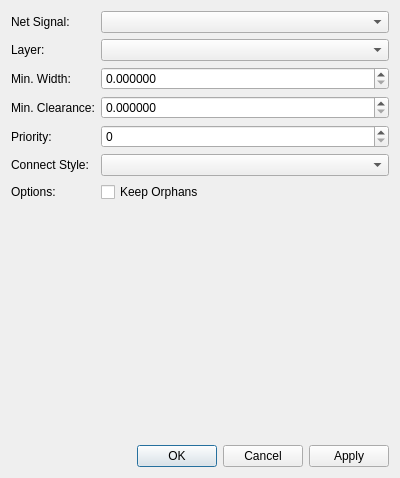
Before: the Qt Designer form libs/librepcb/projecteditor/boardeditor/boardplanepropertiesdialog.ui in LibrePCB/LibrePCB, drawn with Qt 5.
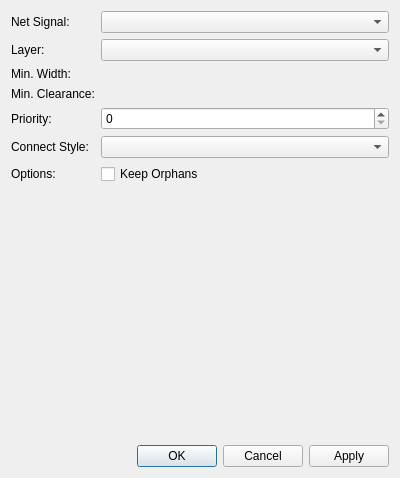
After: the same form once the commit is applied. Custom widgets are drawn as their Qt base class.

Commit message: Use unit edit widgets where suitable

```diff
--- a/libs/librepcb/projecteditor/boardeditor/boardplanepropertiesdialog.ui
+++ b/libs/librepcb/projecteditor/boardeditor/boardplanepropertiesdialog.ui
@@ -46,19 +46,6 @@
        </property>
       </widget>
      </item>
-     <item row="2" column="1">
-      <widget class="QDoubleSpinBox" name="spbMinWidth">
-       <property name="decimals">
-        <number>6</number>
-       </property>
-       <property name="maximum">
-        <double>999.000000000000000</double>
-       </property>
-       <property name="singleStep">
-        <double>0.100000000000000</double>
-       </property>
-      </widget>
-     </item>
      <item row="3" column="0">
       <widget class="QLabel" name="label_3">
        <property name="text">
@@ -66,19 +53,6 @@
        </property>
       </widget>
      </item>
-     <item row="3" column="1">
-      <widget class="QDoubleSpinBox" name="spbMinClearance">
-       <property name="decimals">
-        <number>6</number>
-       </property>
-       <property name="maximum">
-        <double>999.000000000000000</double>
-       </property>
-       <property name="singleStep">
-        <double>0.100000000000000</double>
-       </property>
-      </widget>
-     </item>
      <item row="4" column="0">
       <widget class="QLabel" name="label_2">
        <property name="text">
@@ -119,6 +93,12 @@
        </property>
       </widget>
      </item>
+     <item row="2" column="1">
+      <widget class="librepcb::UnsignedLengthEdit" name="edtMinWidth" native="true"/>
+     </item>
+     <item row="3" column="1">
+      <widget class="librepcb::UnsignedLengthEdit" name="edtMinClearance" native="true"/>
+     </item>
     </layout>
    </item>
    <item>
@@ -150,6 +130,12 @@
    <header location="global">librepcb/common/widgets/patheditorwidget.h</header>
    <container>1</container>
   </customwidget>
+  <customwidget>
+   <class>librepcb::UnsignedLengthEdit</class>
+   <extends>QWidget</extends>
+   <header location="global">librepcb/common/widgets/unsignedlengthedit.h</header>
+   <container>1</container>
+  </customwidget>
  </customwidgets>
  <resources/>
  <connections/>
```
The commit also changes 53 other files.
